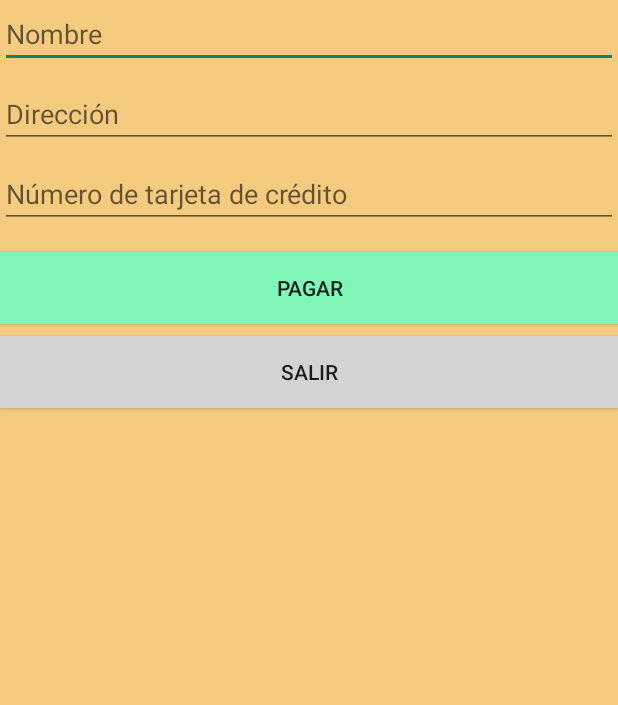
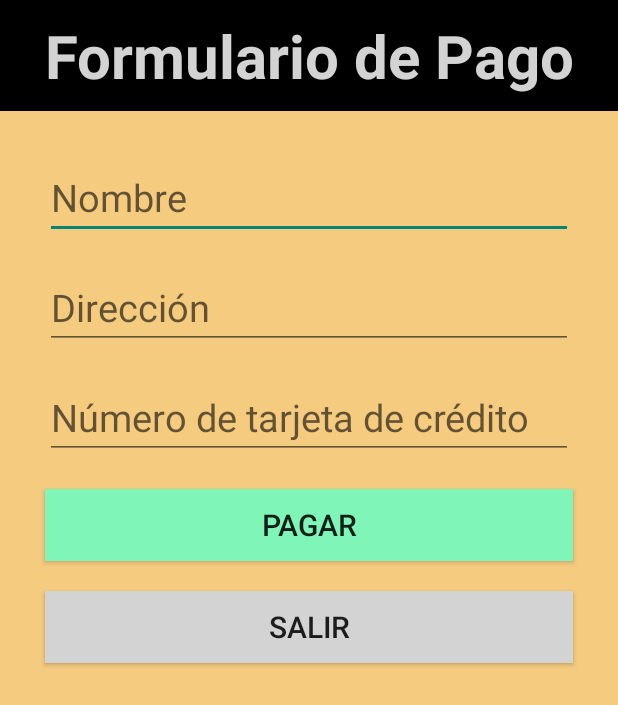
Before and after one commit to cess1/ProyectoMobil, an Android app: the PagarActivity screen opened directly, with no data from a screen before it, on a phone screen of 412 x 824 dp. Shown: the top 705 px of the screen. Run offline under Robolectric (Android 15) with nearby library versions, the phone set to English and light mode, and no system bars.

Commit message:
pagar final

```diff
--- a/app/src/main/res/layout/activity_pagar.xml
+++ b/app/src/main/res/layout/activity_pagar.xml
@@ -1,5 +1,5 @@
 <?xml version="1.0" encoding="utf-8"?>
-<RelativeLayout xmlns:android="http://schemas.android.com/apk/res/android"
+<LinearLayout xmlns:android="http://schemas.android.com/apk/res/android"
     xmlns:app="http://schemas.android.com/apk/res-auto"
     xmlns:tools="http://schemas.android.com/tools"
     android:layout_width="match_parent"
@@ -9,11 +9,26 @@
     android:orientation="vertical"
     android:background="@color/tres">
 
+    <TextView
+        android:layout_width="match_parent"
+        android:layout_height="wrap_content"
+        android:text="Formulario de Pago"
+        android:textSize="40dp"
+        android:padding="10dp"
+        android:gravity="center"
+        android:background="@color/black"
+        android:textColor="@color/light_grey"
+        android:textStyle="bold"
+        android:layout_marginBottom="30dp"/>
+
     <EditText
         android:id="@+id/editNombre"
         android:layout_width="match_parent"
         android:layout_height="wrap_content"
-        android:hint="Nombre" />
+        android:hint="Nombre"
+        android:textSize="25dp"
+        android:layout_marginBottom="10dp"
+        android:layout_marginHorizontal="30dp"/>
 
     <EditText
         android:id="@+id/editDireccion"
@@ -21,7 +36,10 @@
         android:layout_height="wrap_content"
         android:layout_below="@id/editNombre"
         android:layout_marginTop="8dp"
-        android:hint="Dirección" />
+        android:hint="Dirección"
+        android:textSize="25dp"
+        android:layout_marginBottom="10dp"
+        android:layout_marginHorizontal="30dp"/>
 
     <EditText
         android:id="@+id/editTarjeta"
@@ -30,26 +48,31 @@
         android:layout_below="@id/editDireccion"
         android:layout_marginTop="8dp"
         android:inputType="number"
-        android:hint="Número de tarjeta de crédito" />
+        android:hint="Número de tarjeta de crédito"
+        android:textSize="25dp"
+        android:layout_marginBottom="20dp"
+        android:layout_marginHorizontal="30dp"/>
 
     <Button
         android:id="@+id/btnPagar"
         android:layout_width="match_parent"
         android:layout_height="wrap_content"
         android:layout_below="@id/editTarjeta"
-        android:layout_marginTop="16dp"
+        android:layout_marginBottom="20dp"
         android:text="Pagar"
-        android:background="@color/dos"/>
+        android:background="@color/dos"
+        android:textSize="20dp"
+        android:layout_marginHorizontal="30dp"/>
 
     <Button
         android:id="@+id/btnSalir"
         android:layout_width="match_parent"
         android:layout_height="wrap_content"
         android:layout_below="@id/btnPagar"
-        android:layout_marginTop="8dp"
         android:text="Salir"
         android:background="@color/light_grey"
-        />
+        android:textSize="20dp"
+        android:layout_marginHorizontal="30dp"/>
 
 
-</RelativeLayout>
+</LinearLayout>
```
